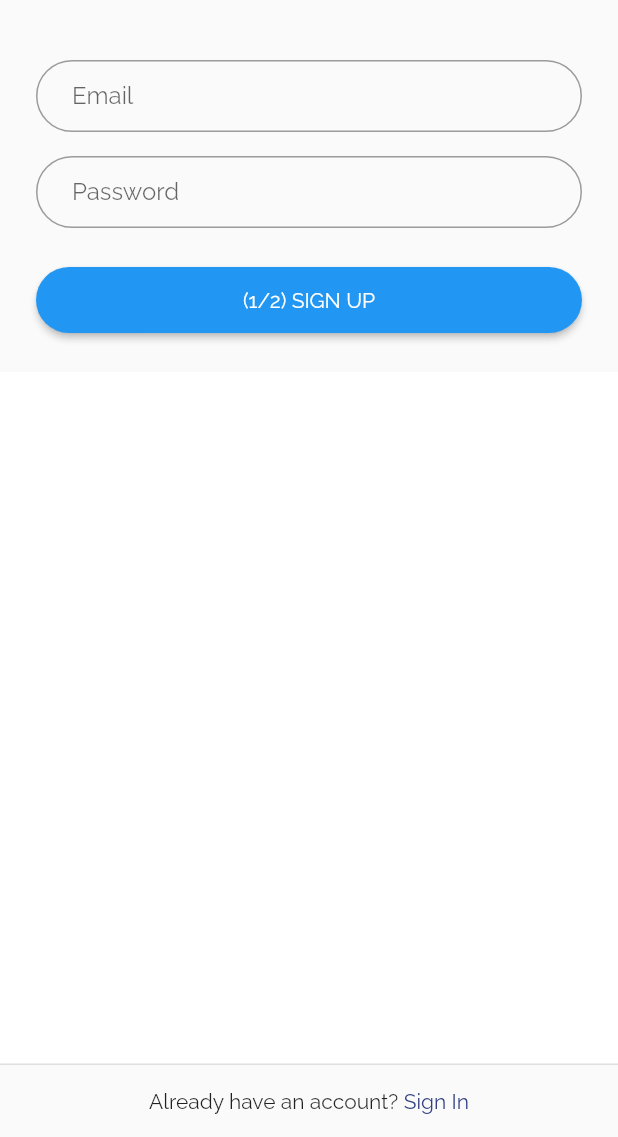
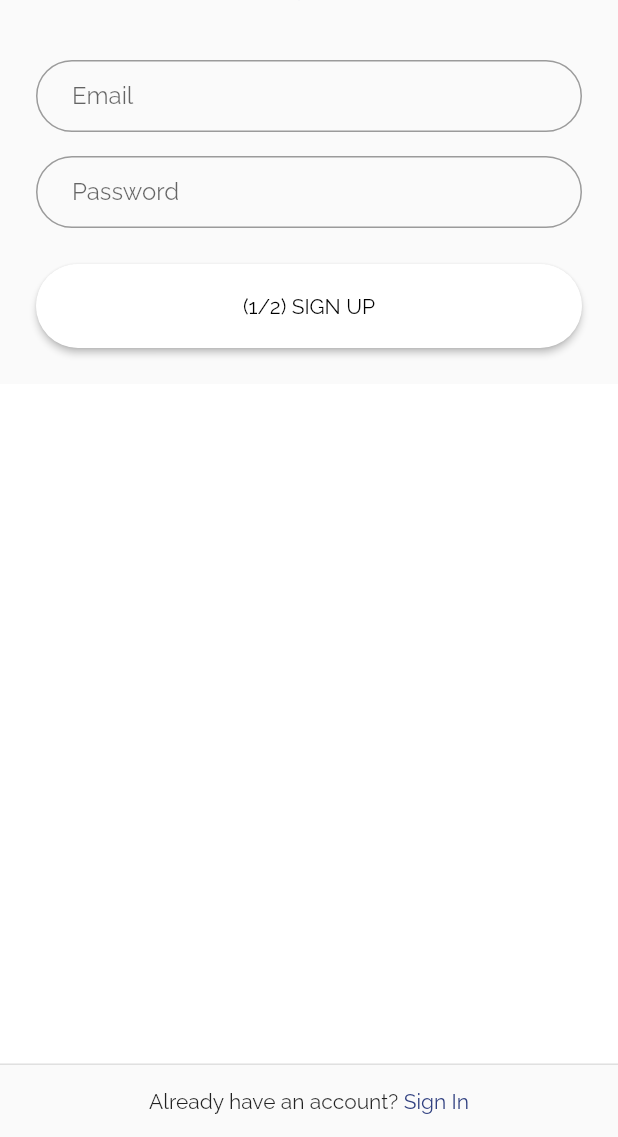
Before and after one commit to simonpham/easy_cv, a Flutter app: the SignUpPage screen opened by its route, on a phone screen of 412 x 824 dp, the part 99-1236 px from its top. Run offline on Flutter 3.47's test engine with Material 2 defaults, Android fonts, the phone set to English and light mode, and no system bars; our stand-ins replace cached_network_image, cloud_firestore, dio, firebase_auth, responsive_builder, shimmer; accounts and stored records are empty.

Commit message:
feat: change button theme

```diff
--- a/lib/constants/styles.dart
+++ b/lib/constants/styles.dart
@@ -4,7 +4,7 @@ import 'package:flutter/material.dart';
 final ThemeData appTheme = ThemeData(
   brightness: Brightness.light,
   scaffoldBackgroundColor: const Color.fromRGBO(250, 250, 250, 1.0),
-  primarySwatch: Colors.blue,
+  primarySwatch: Colors.indigo,
   primaryColor: Color(0xff304080),
   fontFamily: Fonts.raleway,
   inputDecorationTheme: inputDecorationTheme,
@@ -17,7 +17,7 @@ final ThemeData appTheme = ThemeData(
 final ThemeData darkTheme = ThemeData(
   brightness: Brightness.dark,
   scaffoldBackgroundColor: Colors.black,
-  primarySwatch: Colors.blue,
+  primarySwatch: Colors.indigo,
   primaryColor: Color(0xff304080),
   fontFamily: Fonts.raleway,
   inputDecorationTheme: inputDecorationTheme,
@@ -40,7 +40,8 @@ final cardTheme = CardTheme(
 );
 
 final buttonTheme = ButtonThemeData(
-  height: 44.0,
-  shape: RoundedRectangleBorder(borderRadius: BorderRadius.circular(22.0)),
+  buttonColor: Colors.white,
+  height: 56.0,
+  shape: RoundedRectangleBorder(borderRadius: BorderRadius.circular(28.0)),
   textTheme: ButtonTextTheme.primary,
 );
```
